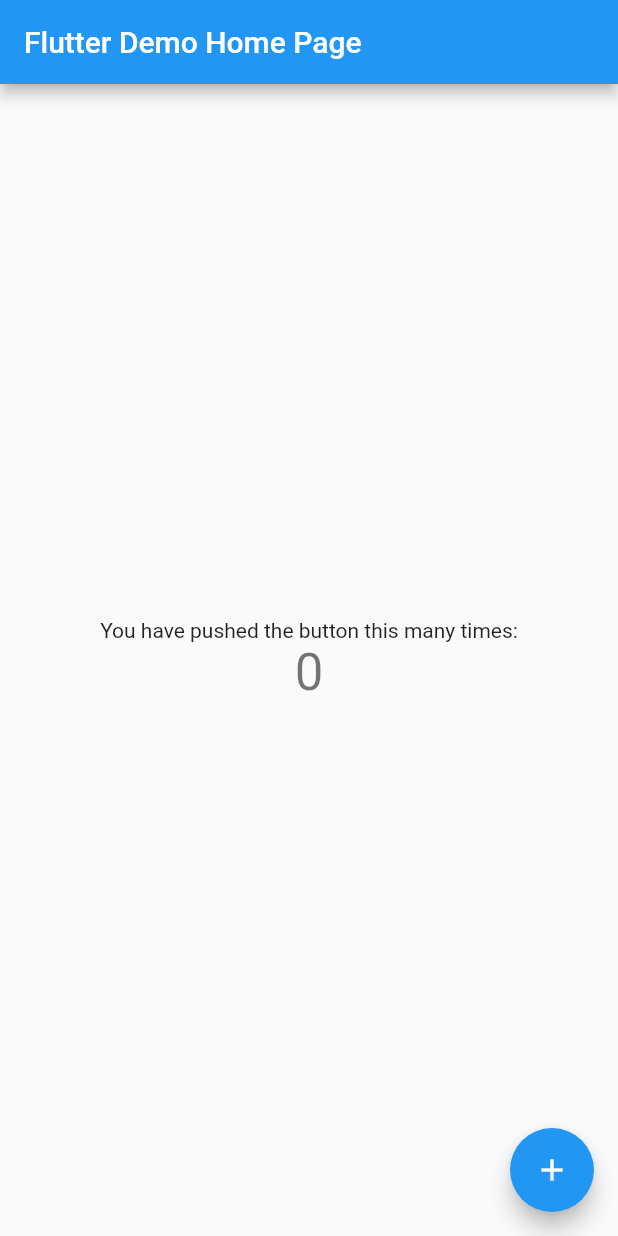
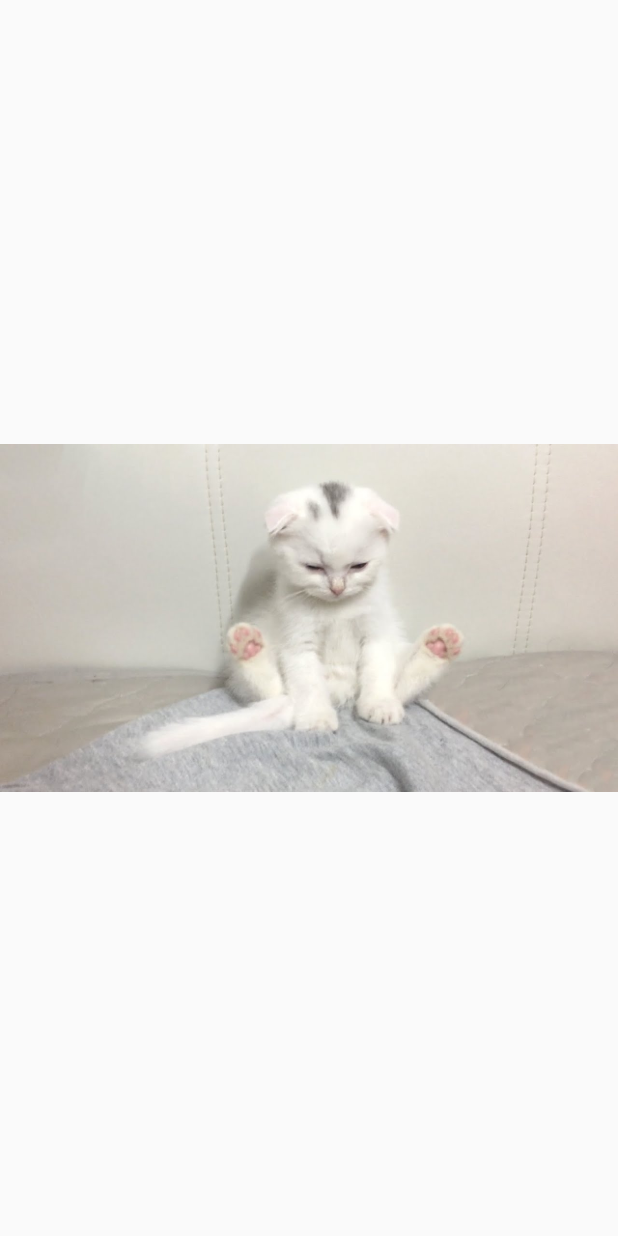
Before and after one commit to HometownCat/hometown-mobile, a Flutter app: the screen it shows after launch, on a phone screen of 412 x 824 dp. Run offline on Flutter 3.47's test engine with Material 2 defaults, Android fonts, the phone set to English and light mode, and no system bars.

Commit message:
- update: 무지 추가

```diff
--- a/lib/main.dart
+++ b/lib/main.dart
@@ -1,115 +1,25 @@
 import 'package:flutter/material.dart';
 
 void main() {
-  runApp(const MyApp());
+  runApp(
+    const HomeTownApp(),
+  );
 }
 
-class MyApp extends StatelessWidget {
-  const MyApp({super.key});
+class HomeTownApp extends StatelessWidget {
+  const HomeTownApp({Key? key}) : super(key: key);
 
-  // This widget is the root of your application.
   @override
   Widget build(BuildContext context) {
     return MaterialApp(
-      title: 'Flutter Demo',
-      theme: ThemeData(
-        // This is the theme of your application.
-        //
-        // Try running your application with "flutter run". You'll see the
-        // application has a blue toolbar. Then, without quitting the app, try
-        // changing the primarySwatch below to Colors.green and then invoke
-        // "hot reload" (press "r" in the console where you ran "flutter run",
-        // or simply save your changes to "hot reload" in a Flutter IDE).
-        // Notice that the counter didn't reset back to zero; the application
-        // is not restarted.
-        primarySwatch: Colors.blue,
+      home: Scaffold(
+        body: SafeArea(
+          bottom: false,
+          child: Center(
+            child: Image.asset('assets/images/mogi.png'),
+          ),
+        ),
       ),
-      home: const MyHomePage(title: 'Flutter Demo Home Page'),
     );
   }
 }
-
-class MyHomePage extends StatefulWidget {
-  const MyHomePage({super.key, required this.title});
-
-  // This widget is the home page of your application. It is stateful, meaning
-  // that it has a State object (defined below) that contains fields that affect
-  // how it looks.
-
-  // This class is the configuration for the state. It holds the values (in this
-  // case the title) provided by the parent (in this case the App widget) and
-  // used by the build method of the State. Fields in a Widget subclass are
-  // always marked "final".
-
-  final String title;
-
-  @override
-  State<MyHomePage> createState() => _MyHomePageState();
-}
-
-class _MyHomePageState extends State<MyHomePage> {
-  int _counter = 0;
-
-  void _incrementCounter() {
-    setState(() {
-      // This call to setState tells the Flutter framework that something has
-      // changed in this State, which causes it to rerun the build method below
-      // so that the display can reflect the updated values. If we changed
-      // _counter without calling setState(), then the build method would not be
-      // called again, and so nothing would appear to happen.
-      _counter++;
-    });
-  }
-
-  @override
-  Widget build(BuildContext context) {
-    // This method is rerun every time setState is called, for instance as done
-    // by the _incrementCounter method above.
-    //
-    // The Flutter framework has been optimized to make rerunning build methods
-    // fast, so that you can just rebuild anything that needs updating rather
-    // than having to individually change instances of widgets.
-    return Scaffold(
-      appBar: AppBar(
-        // Here we take the value from the MyHomePage object that was created by
-        // the App.build method, and use it to set our appbar title.
-        title: Text(widget.title),
-      ),
-      body: Center(
-        // Center is a layout widget. It takes a single child and positions it
-        // in the middle of the parent.
-        child: Column(
-          // Column is also a layout widget. It takes a list of children and
-          // arranges them vertically. By default, it sizes itself to fit its
-          // children horizontally, and tries to be as tall as its parent.
-          //
-          // Invoke "debug painting" (press "p" in the console, choose the
-          // "Toggle Debug Paint" action from the Flutter Inspector in Android
-          // Studio, or the "Toggle Debug Paint" command in Visual Studio Code)
-          // to see the wireframe for each widget.
-          //
-          // Column has various properties to control how it sizes itself and
-          // how it positions its children. Here we use mainAxisAlignment to
-          // center the children vertically; the main axis here is the vertical
-          // axis because Columns are vertical (the cross axis would be
-          // horizontal).
-          mainAxisAlignment: MainAxisAlignment.center,
-          children: <Widget>[
-            const Text(
-              'You have pushed the button this many times:',
-            ),
-            Text(
-              '$_counter',
-              style: Theme.of(context).textTheme.headline4,
-            ),
-          ],
-        ),
-      ),
-      floatingActionButton: FloatingActionButton(
-        onPressed: _incrementCounter,
-        tooltip: 'Increment',
-        child: const Icon(Icons.add),
-      ), // This trailing comma makes auto-formatting nicer for build methods.
-    );
-  }
-}
```
Also changed, not shown: pubspec.yaml (+6 -66 lines), assets/images/mogi.png (added), 1 other file.
